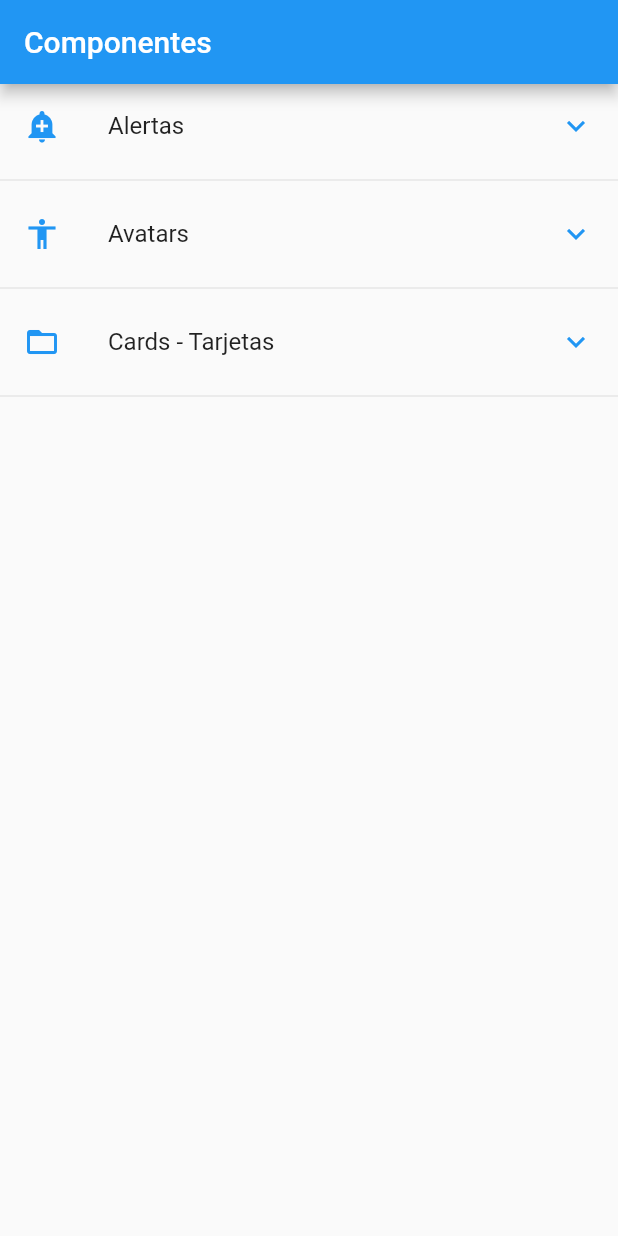
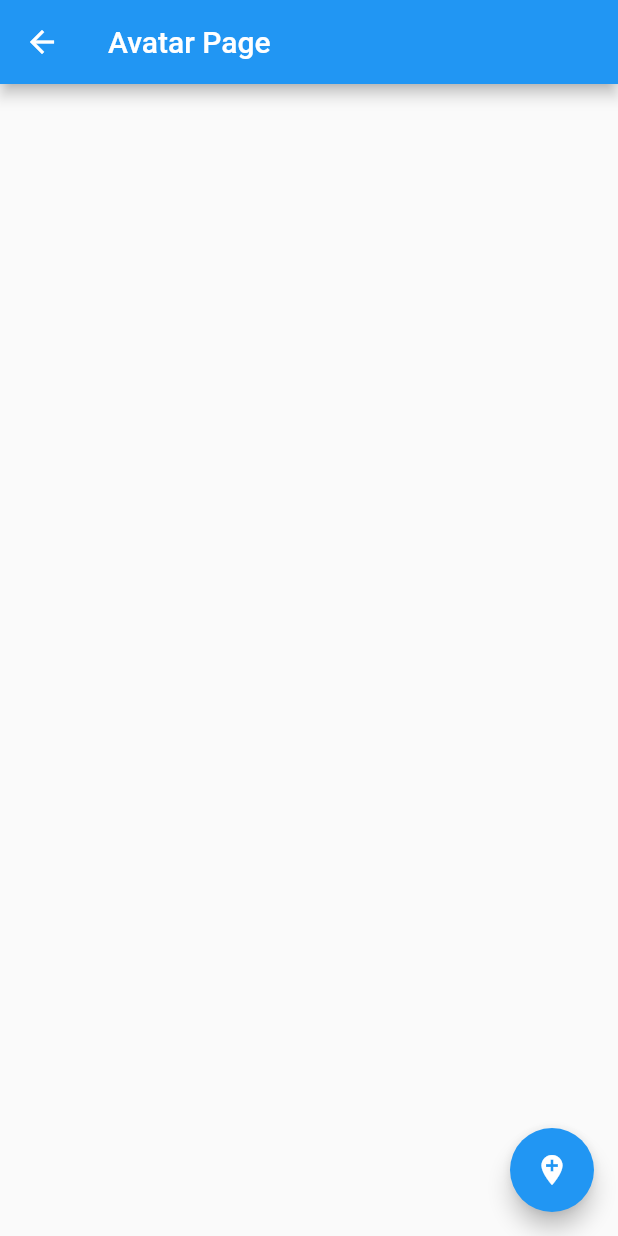
Before and after one commit to GregVaz/ComponentesFlutterApp, a Flutter app: the screen it shows after launch, after a tap on "Alertas", on a phone screen of 412 x 824 dp. Run offline on Flutter 3.47's test engine with Material 2 defaults, Android fonts, the phone set to English and light mode, and no system bars.

```diff
--- /dev/null
+++ b/lib/src/pages/alert_page.dart
@@ -0,0 +1,20 @@
+import 'package:flutter/material.dart';
+
+class AlertPage extends StatelessWidget {
+  const AlertPage({Key key}) : super(key: key);
+
+  @override
+  Widget build(BuildContext context) {
+    return Scaffold(
+      appBar: AppBar(
+        title: Text('Avatar Page'),
+      ),
+      floatingActionButton: FloatingActionButton(
+        child: Icon( Icons.add_location ),
+        onPressed: () {
+          Navigator.pop(context);
+        },
+      ),
+    );
+  }
+}
--- a/lib/src/pages/home_page.dart
+++ b/lib/src/pages/home_page.dart
@@ -1,6 +1,7 @@
+import 'package:flutter/material.dart';
 import 'package:componentes/src/utils/icono_string_util.dart';
-import 'package:flutter/material.dart';
 import 'package:componentes/src/providers/menu_provider.dart';
+import 'package:componentes/src/pages/alert_page.dart';
 
 class HomePage extends StatelessWidget {
 
@@ -35,12 +36,13 @@ class HomePage extends StatelessWidget {
         future: menuProvider.cargarData(),
         initialData: [], // Data que se cargara en espera de la informacion en consumo
         builder: ( context, AsyncSnapshot<List<dynamic>> snapshot ){
+          // El builder contiene una referencia al BuilderContext, para hacer referencia a la pagina donde nos encontramos
 
           // print('builder');
           // print(snapshot.data);
 
           return ListView(
-            children: _listaItems( snapshot.data ),
+            children: _listaItems( snapshot.data , context),
           );
 
         },
@@ -48,7 +50,7 @@ class HomePage extends StatelessWidget {
 
   }
 
-  List<Widget> _listaItems( List<dynamic> data ) {
+  List<Widget> _listaItems( List<dynamic> data , BuildContext context) {
 
     final List<Widget> opciones = [];
 
@@ -57,7 +59,19 @@ class HomePage extends StatelessWidget {
         title: Text( opt['texto'] ),
         leading: getIcon( opt['icon'] ),
         trailing: Icon( Icons.keyboard_arrow_down, color: Colors.blue ),
-        onTap: () {},
+        onTap: () {
+          // Navegacion de pantalla
+          final route = MaterialPageRoute(
+            builder: ( context ) => AlertPage()
+            ); //Ruta simple
+          Navigator.push(context, route);
+          /*
+          // El context es el BuildContext, esto sabe cual es la pagina siguiente, la anterior, un arbol de pantallas.
+
+          Al aplicar esto, todas las opciones te llevan a la misma pagina.
+          Lo cual a no ser que solo sea para una opcion, no es muy eficiente.
+          */
+        },
       );
 
       opciones..add( widgetTemp )
```
Also changed, not shown: lib/src/pages/avatar_page.dart (added).
